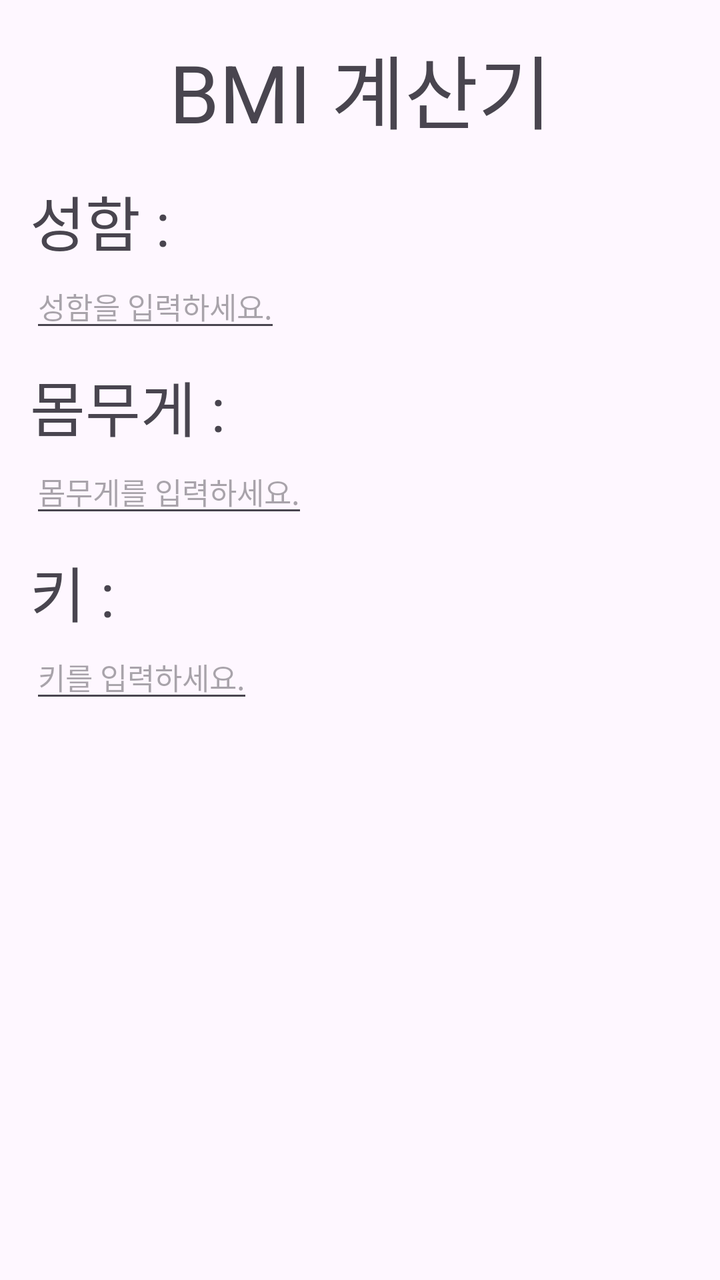
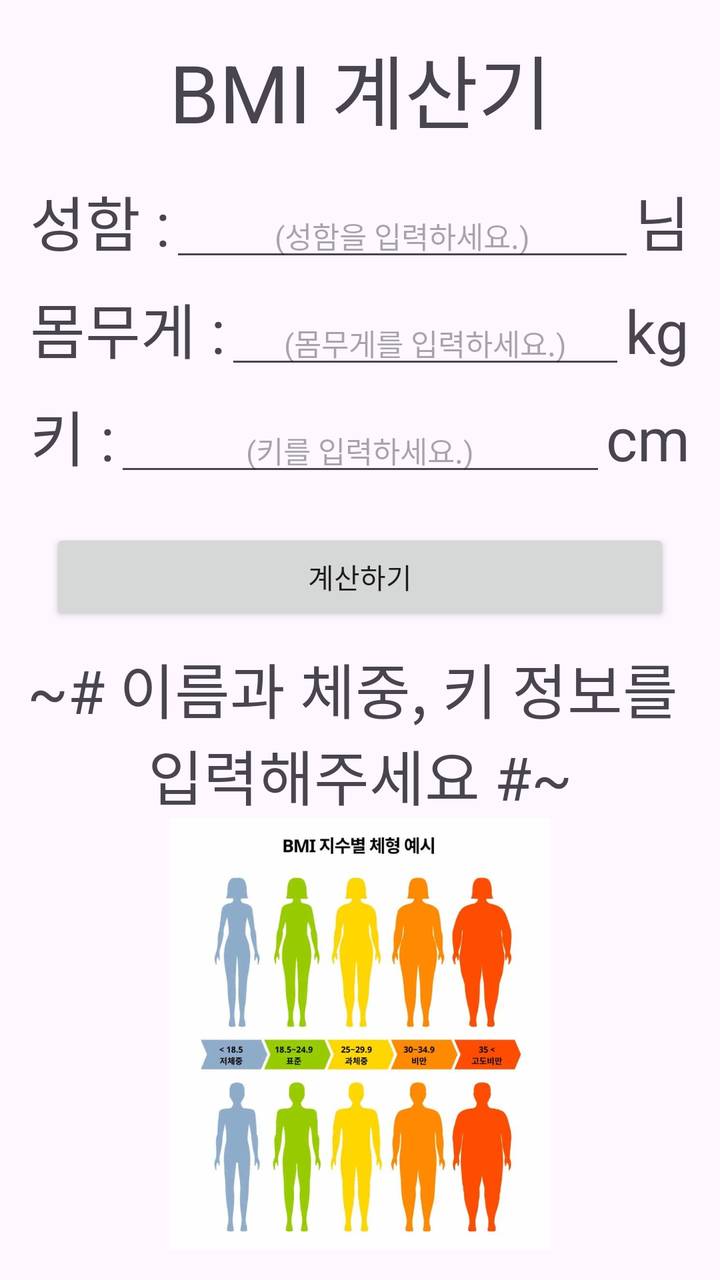

Compare the two renders of this Android layout. The source of the first and the diff that turns it into the second are given below.
<!-- AndroidManifest.xml: application theme Theme._2501Mid_BMI -->
<!-- res/layout/activity_main.xml -->
<?xml version="1.0" encoding="utf-8"?>
<LinearLayout xmlns:android="http://schemas.android.com/apk/res/android"
    xmlns:app="http://schemas.android.com/apk/res-auto"
    xmlns:tools="http://schemas.android.com/tools"
    android:id="@+id/main"
    android:layout_width="match_parent"
    android:layout_height="match_parent"
    android:orientation="vertical"
    android:padding="@dimen/margin_small"
    tools:context=".MainActivity">

    <TextView
        android:layout_width="match_parent"
        android:layout_height="wrap_content"
        android:layout_marginBottom="@dimen/margin_small"
        android:gravity="center"
        android:text="@string/text_title"
        android:textSize="@dimen/textSize_xlarge" />
    

    <TextView
        android:id="@+id/textView1"
        android:layout_width="wrap_content"
        android:layout_height="wrap_content"
        android:text="@string/edit_name"
        android:textSize="@dimen/textSize_large" />

    <EditText
        android:id="@+id/edit1"
        android:layout_width="wrap_content"
        android:layout_height="wrap_content"
        android:layout_marginBottom="@dimen/margin_xsmall"
        android:hint="@string/edit_name_hint"
        android:inputType="numbeDecimal"
        android:textSize="@dimen/textSize_small" />

    <TextView
        android:id="@+id/textView2"
        android:layout_width="wrap_content"
        android:layout_height="wrap_content"
        android:text="@string/edit_weight"
        android:textSize="@dimen/textSize_large" />

    <EditText
        android:id="@+id/edit2"
        android:layout_width="wrap_content"
        android:layout_height="wrap_content"
        android:layout_marginBottom="@dimen/margin_xsmall"
        android:hint="@string/edit_weight_hint"
        android:inputType="numberDecimal"
        android:textSize="@dimen/textSize_small" />

    <TextView
        android:id="@+id/textView3"
        android:layout_width="wrap_content"
        android:layout_height="wrap_content"
        android:text="@string/edit_height"
        android:textSize="@dimen/textSize_large" />

    <EditText
        android:id="@+id/edit3"
        android:layout_width="wrap_content"
        android:layout_height="wrap_content"
        android:layout_marginBottom="@dimen/margin_small"
        android:hint="@string/edit_height_hint"
        android:inputType="numberDecimal"
        android:textSize="@dimen/textSize_small" />


</LinearLayout>
<!-- resources referenced by this layout -->
<resources>
  <dimen name="margin_small">15dp</dimen>
  <dimen name="margin_xsmall">10dp</dimen>
  <dimen name="textSize_large">30sp</dimen>
  <dimen name="textSize_small">15sp</dimen>
  <dimen name="textSize_xlarge">40sp</dimen>
  <string name="edit_height">키 : </string>
  <string name="edit_height_hint">키를 입력하세요.</string>
  <string name="edit_name">성함 : </string>
  <string name="edit_name_hint">성함을 입력하세요.</string>
  <string name="edit_weight">몸무게 : </string>
  <string name="edit_weight_hint">몸무게를 입력하세요.</string>
  <string name="text_title">BMI 계산기</string>
  <style name="Theme._2501Mid_BMI" parent="Base.Theme._2501Mid_BMI" />
  <style name="Base.Theme._2501Mid_BMI" parent="Theme.Material3.DayNight.NoActionBar">
          
          
      </style>
</resources>

<!-- the commit's change to res/layout/activity_main.xml (unified diff, before → after) -->
@@ -16,55 +16,120 @@
         android:gravity="center"
         android:text="@string/text_title"
         android:textSize="@dimen/textSize_xlarge" />
+
     
+    <LinearLayout
+        android:layout_width="match_parent"
+        android:layout_height="wrap_content"
+        android:orientation="horizontal"
+        android:layout_marginBottom="@dimen/margin_xsmall">
+
+        <TextView
+            android:layout_width="wrap_content"
+            android:layout_height="wrap_content"
+            android:text="@string/edit_name"
+            android:textSize="@dimen/textSize_large" />
+
+        <EditText
+            android:id="@+id/nameInput"
+            android:layout_width="0dp"
+            android:layout_height="wrap_content"
+            android:layout_weight="1"
+            android:hint="@string/edit_name_hint"
+            android:gravity="center"
+            android:inputType="textPersonName"
+            android:textSize="@dimen/textSize_small" />
+
+        <TextView
+            android:layout_width="wrap_content"
+            android:layout_height="wrap_content"
+            android:text="@string/edit_nameUnit"
+            android:textSize="@dimen/textSize_large" />
+
+    </LinearLayout>
+
+    
+    <LinearLayout
+        android:layout_width="match_parent"
+        android:layout_height="wrap_content"
+        android:orientation="horizontal"
+        android:layout_marginBottom="@dimen/margin_xsmall">
+
+        <TextView
+            android:layout_width="wrap_content"
+            android:layout_height="wrap_content"
+            android:text="@string/edit_weight"
+            android:textSize="@dimen/textSize_large" />
+
+        <EditText
+            android:id="@+id/weightInput"
+            android:layout_width="0dp"
+            android:layout_height="wrap_content"
+            android:layout_weight="1"
+            android:hint="@string/edit_weight_hint"
+            android:gravity="center"
+            android:inputType="numberDecimal"
+            android:textSize="@dimen/textSize_small" />
+
+        <TextView
+            android:layout_width="wrap_content"
+            android:layout_height="wrap_content"
+            android:text="@string/edit_weightUnit"
+            android:textSize="@dimen/textSize_large" />
+    </LinearLayout>
+
+    
+    <LinearLayout
+        android:layout_width="match_parent"
+        android:layout_height="wrap_content"
+        android:orientation="horizontal"
+        android:layout_marginBottom="@dimen/margin_small">
+
+        <TextView
+            android:layout_width="wrap_content"
+            android:layout_height="wrap_content"
+            android:text="@string/edit_height"
+            android:textSize="@dimen/textSize_large" />
+
+        <EditText
+            android:id="@+id/heightInput"
+            android:layout_width="0dp"
+            android:layout_height="wrap_content"
+            android:layout_weight="1"
+            android:hint="@string/edit_height_hint"
+            android:gravity="center"
+            android:inputType="numberDecimal"
+            android:textSize="@dimen/textSize_small" />
+
+        <TextView
+            android:layout_width="wrap_content"
+            android:layout_height="wrap_content"
+            android:text="@string/edit_heightUnit"
+            android:textSize="@dimen/textSize_large" />
+    </LinearLayout>
+
+    <Button
+        android:id="@+id/btn"
+        android:layout_width="match_parent"
+        android:layout_height="wrap_content"
+        android:text="@string/calculator_Btn"
+        android:layout_margin="@dimen/margin_xsmall"/>
 
     <TextView
-        android:id="@+id/textView1"
+        android:id="@+id/textResult"
         android:layout_width="wrap_content"
         android:layout_height="wrap_content"
-        android:text="@string/edit_name"
+        android:gravity="center"
+        android:layout_gravity="center"
+        android:text="@string/resultBMI"
         android:textSize="@dimen/textSize_large" />
 
-    <EditText
-        android:id="@+id/edit1"
-        android:layout_width="wrap_content"
+    <ImageView
+        android:id="@+id/imgv"
+        android:layout_width="match_parent"
         android:layout_height="wrap_content"
-        android:layout_marginBottom="@dimen/margin_xsmall"
-        android:hint="@string/edit_name_hint"
-        android:inputType="numbeDecimal"
-        android:textSize="@dimen/textSize_small" />
-
-    <TextView
-        android:id="@+id/textView2"
-        android:layout_width="wrap_content"
-        android:layout_height="wrap_content"
-        android:text="@string/edit_weight"
-        android:textSize="@dimen/textSize_large" />
-
-    <EditText
-        android:id="@+id/edit2"
-        android:layout_width="wrap_content"
-        android:layout_height="wrap_content"
-        android:layout_marginBottom="@dimen/margin_xsmall"
-        android:hint="@string/edit_weight_hint"
-        android:inputType="numberDecimal"
-        android:textSize="@dimen/textSize_small" />
-
-    <TextView
-        android:id="@+id/textView3"
-        android:layout_width="wrap_content"
-        android:layout_height="wrap_content"
-        android:text="@string/edit_height"
-        android:textSize="@dimen/textSize_large" />
-
-    <EditText
-        android:id="@+id/edit3"
-        android:layout_width="wrap_content"
-        android:layout_height="wrap_content"
-        android:layout_marginBottom="@dimen/margin_small"
-        android:hint="@string/edit_height_hint"
-        android:inputType="numberDecimal"
-        android:textSize="@dimen/textSize_small" />
-
+        android:src="@drawable/bmi"
+        android:adjustViewBounds="true"
+        />
 
 </LinearLayout>
<!-- resource entries referenced after the edit -->
@@ -5,12 +5,18 @@
   <dimen name="textSize_large">30sp</dimen>
   <dimen name="textSize_small">15sp</dimen>
   <dimen name="textSize_xlarge">40sp</dimen>
+  <!-- drawable bmi: jpg bitmap (drawable, 29906 bytes) -->
+  <string name="calculator_Btn">계산하기</string>
   <string name="edit_height">키 : </string>
-  <string name="edit_height_hint">키를 입력하세요.</string>
+  <string name="edit_heightUnit">cm</string>
+  <string name="edit_height_hint">(키를 입력하세요.)</string>
   <string name="edit_name">성함 : </string>
-  <string name="edit_name_hint">성함을 입력하세요.</string>
+  <string name="edit_nameUnit">님</string>
+  <string name="edit_name_hint">(성함을 입력하세요.)</string>
   <string name="edit_weight">몸무게 : </string>
-  <string name="edit_weight_hint">몸무게를 입력하세요.</string>
+  <string name="edit_weightUnit">kg</string>
+  <string name="edit_weight_hint">(몸무게를 입력하세요.)</string>
+  <string name="resultBMI">~# 이름과 체중, 키 정보를 \n입력해주세요 #~</string>
   <string name="text_title">BMI 계산기</string>
   <style name="Theme._2501Mid_BMI" parent="Base.Theme._2501Mid_BMI" />
   <style name="Base.Theme._2501Mid_BMI" parent="Theme.Material3.DayNight.NoActionBar">
